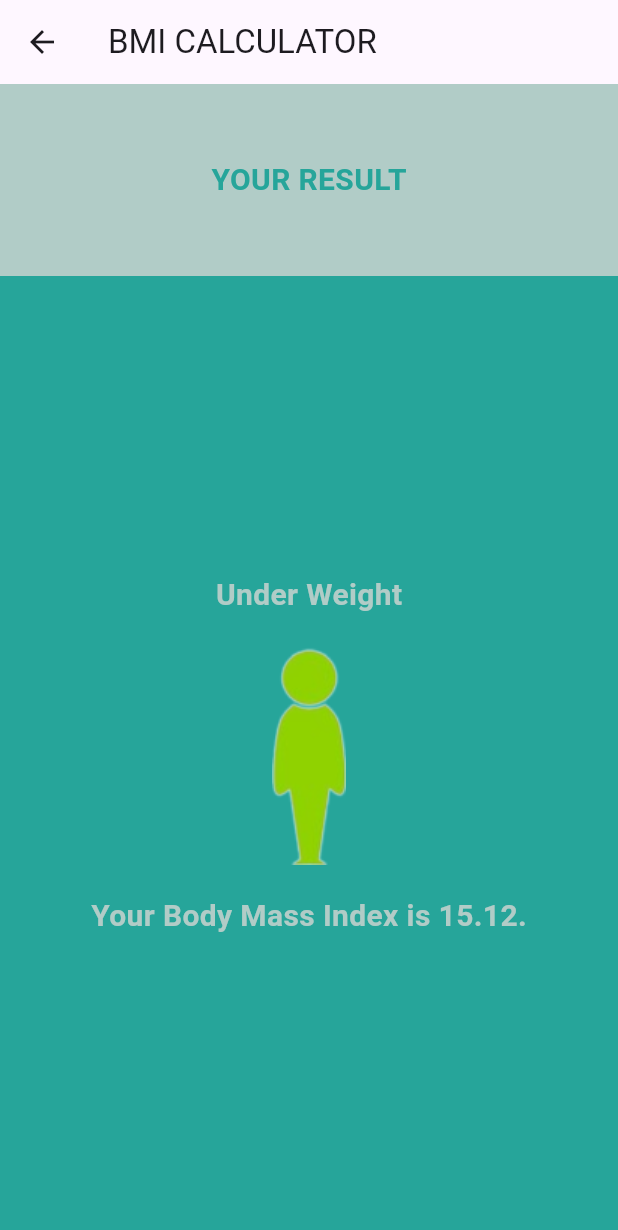
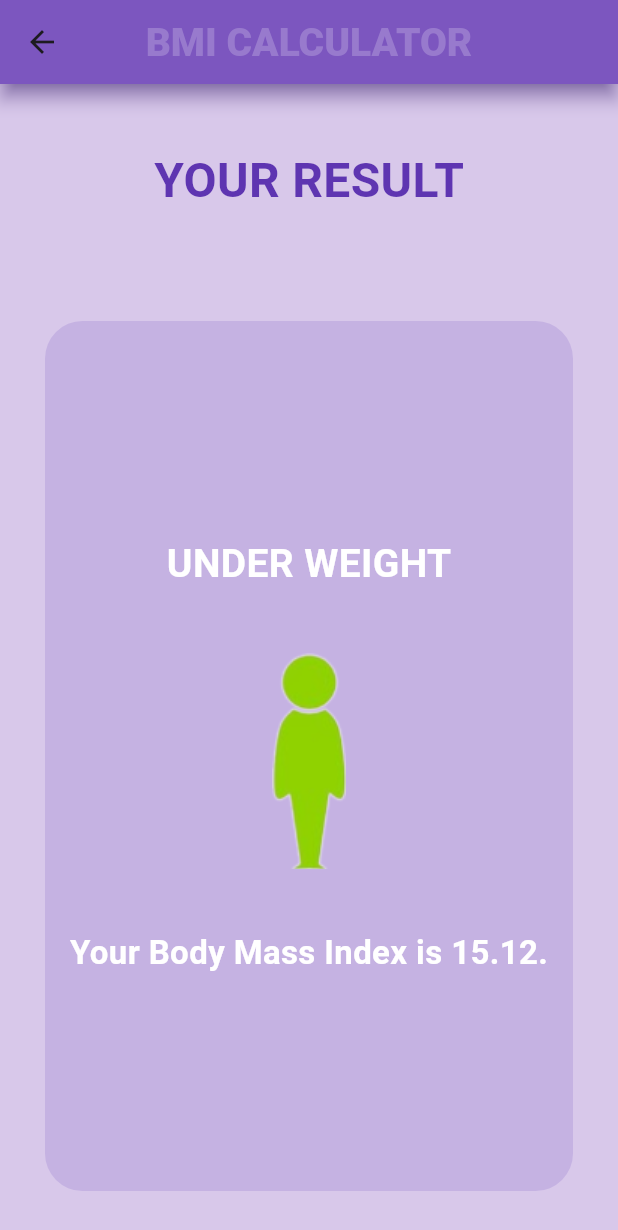
Before and after one commit to idealgeek007/bmi_calc, a Flutter app: the screen it shows after launch, after a tap on "Calculate BMI", on a phone screen of 412 x 824 dp. Shown: the top 1230 px of the screen. Run offline on Flutter 3.47's test engine with Material 3 defaults, Android fonts, the phone set to English and light mode, and no system bars; our stand-ins replace font_awesome_flutter.

Commit message:
Final UI changes

```diff
--- a/lib/constants.dart
+++ b/lib/constants.dart
@@ -1,12 +1,6 @@
 import 'package:flutter/material.dart';
 
 const kBottomBarHeight = 60.0;
-Color kActivecolor = const Color(0xff26a59a);
-Color kInactivecolor = const Color(0xff324b47);
-
-Color kBgcolor = const Color(0xffb1ccc7);
-
-Color kOverlayColor = Color(0x83FFFFFF);
 
 int age = 18;
 int height = 180;
@@ -17,8 +11,8 @@ var wtname;
 const kLabelTextStyle = TextStyle(
   fontSize: 20.0,
   fontWeight: FontWeight.bold,
-  color: Color(0xffb1ccc7),
+  color: Colors.white,
 );
 
-const kBoldNumbersStyle =
-    TextStyle(fontSize: 50.0, color: Colors.red, fontWeight: FontWeight.w900);
+const kBoldNumbersStyle = TextStyle(
+    fontSize: 50.0, color: Color(0xff5e35b1), fontWeight: FontWeight.w900);
--- a/lib/icon_content.dart
+++ b/lib/icon_content.dart
@@ -24,7 +24,7 @@ class IconContent extends StatelessWidget {
         ),
         Text(
           label,
-          style: kLabelTextStyle,
+          style: kLabelTextStyle.copyWith(color: Colors.white),
         )
       ],
     );
--- a/lib/input_page.dart
+++ b/lib/input_page.dart
@@ -1,4 +1,5 @@
 import 'package:bmi_calc/result_page.dart';
+import 'package:bmi_calc/theme/theme.dart';
 import 'package:flutter/material.dart';
 import 'package:font_awesome_flutter/font_awesome_flutter.dart';
 import 'icon_content.dart';
@@ -19,9 +20,7 @@ class _InputPageState extends State<InputPage> {
 
   @override
   Widget build(BuildContext context) {
-    return SafeArea(
-      child: Scaffold(
-        backgroundColor: kBgcolor,
+    return Scaffold(
       appBar: AppBar(
         title: const Text('BMI CALCULATOR'),
       ),
@@ -102,12 +101,12 @@ class _InputPageState extends State<InputPage> {
                   SliderTheme(
                     data: SliderTheme.of(context).copyWith(
                         thumbColor: Colors.red,
-                          activeTrackColor: kActivecolor,
+                        activeTrackColor: Colors.red,
                         overlayColor: kOverlayColor,
                         thumbShape: const RoundSliderThumbShape(
                             enabledThumbRadius: 15.0),
-                          overlayShape: const RoundSliderOverlayShape(
-                              overlayRadius: 20.0)),
+                        overlayShape:
+                            const RoundSliderOverlayShape(overlayRadius: 20.0)),
                     child: Slider(
                       value: height.toDouble(),
                       min: 120,
@@ -245,13 +244,12 @@ class _InputPageState extends State<InputPage> {
                 child: Text(
                   'Calculate BMI',
                   style: kLabelTextStyle.copyWith(
-                        fontSize: 30.0, color: Colors.redAccent),
+                      fontSize: 30.0, color: kActivecolor),
                 ),
               ),
             ),
           )
         ],
-        ),
       ),
     );
   }
@@ -283,7 +281,10 @@ class RoundIconButton extends StatelessWidget {
       highlightElevation: 10.0,
       fillColor: kBgcolor,
       splashColor: Colors.red,
-      child: Icon(icon),
+      child: Icon(
+        icon,
+        color: Colors.redAccent,
+      ),
     );
   }
 }
--- a/lib/result_page.dart
+++ b/lib/result_page.dart
@@ -1,4 +1,5 @@
 import 'package:bmi_calc/constants.dart';
+import 'package:bmi_calc/theme/theme.dart';
 
 import 'package:flutter/material.dart';
 
@@ -8,7 +9,6 @@ class ResultPage extends StatelessWidget {
   @override
   Widget build(BuildContext context) {
     return Scaffold(
-      backgroundColor: kBgcolor,
       appBar: AppBar(
         title: const Text('BMI CALCULATOR'),
       ),
@@ -17,33 +17,38 @@ class ResultPage extends StatelessWidget {
         crossAxisAlignment: CrossAxisAlignment.center,
         children: <Widget>[
           Expanded(
+            flex: 1,
             child: Center(
               child: Text(
                 'YOUR RESULT',
-                style: kLabelTextStyle.copyWith(color: kActivecolor),
+                style: kLabelTextStyle.copyWith(
+                    color: kActivecolor, fontSize: 32.0),
               ),
             ),
-            flex: 1,
           ),
           Expanded(
             flex: 5,
             child: Container(
-              color: kActivecolor,
+              margin: const EdgeInsets.all(30.0),
+              decoration: BoxDecoration(
+                borderRadius: BorderRadius.circular(25.0),
+                color: kOverlayColor,
+              ),
               child: Column(
                 crossAxisAlignment: CrossAxisAlignment.center,
                 mainAxisAlignment: MainAxisAlignment.center,
                 children: [
                   Text(
                     '$wtname',
-                    style: kLabelTextStyle.copyWith(color: kBgcolor),
+                    style: kLabelTextStyle.copyWith(fontSize: 26.0),
                   ),
-                  const SizedBox(height: 20.0),
+                  const SizedBox(height: 40.0),
                   Image.asset('assets/images/$imgname.png'),
-                  const SizedBox(height: 20.0),
+                  const SizedBox(height: 40.0),
                   Center(
                     child: Text(
                       'Your Body Mass Index is $bmi.',
-                      style: kLabelTextStyle.copyWith(color: kBgcolor),
+                      style: kLabelTextStyle.copyWith(fontSize: 22.0),
                     ),
                   )
                 ],
@@ -60,19 +65,19 @@ getiamge(bmi) {
   switch (bmi) {
     case <= 18.5:
       imgname = 'underwt';
-      wtname = 'Under Weight';
+      wtname = 'UNDER WEIGHT';
     case >= 18.5 && < 25:
       imgname = 'normalwt';
-      wtname = 'Normal Weight';
+      wtname = 'NORMAL WEIGHT';
     case >= 25 && < 30:
       imgname = 'overwt';
-      wtname = 'Over Weight';
+      wtname = 'OVER WEIGHT';
     case >= 30 && < 35:
       imgname = 'obese';
-      wtname = 'Obese';
+      wtname = 'OBESE';
     case >= 35:
       imgname = 'extremelyobese';
-      wtname = 'Extremely Obese';
+      wtname = 'EXTREMELY OBESE';
     default:
       break;
   }
--- a/lib/theme/theme.dart
+++ b/lib/theme/theme.dart
@@ -1,13 +1,44 @@
 import 'package:flutter/material.dart';
+
+Color kActivecolor = const Color(0xff5E35B1);
+Color kInactivecolor = const Color(0xff9575CD);
+Color kBgcolor = const Color(0xffEDE7F6);
+Color kOverlayColor = Color(0x83B39DDB);
 
 class BmiTheme {
   BmiTheme._();
 
-  static ThemeData lightTheme =
-      ThemeData(useMaterial3: true, brightness: Brightness.light);
+  static ThemeData lightTheme = ThemeData(
+      useMaterial3: true,
+      primaryColor: kActivecolor,
+      brightness: Brightness.light,
+      appBarTheme: AppBarTheme(
+        color: Color(0xff7e57c2),
+        centerTitle: true,
+        elevation: 5.0,
+        shadowColor: kActivecolor,
+        titleTextStyle: TextStyle(
+          color: kOverlayColor,
+          fontWeight: FontWeight.w900,
+          fontSize: 26.0,
+        ),
+      ),
+      scaffoldBackgroundColor: Color(0xffd8c8ea));
 
   static ThemeData darkTheme = ThemeData(
     useMaterial3: true,
     brightness: Brightness.dark,
+    scaffoldBackgroundColor: Color(0xff421d79),
+    appBarTheme: AppBarTheme(
+      color: Color(0xff7e57c2),
+      centerTitle: true,
+      elevation: 5.0,
+      shadowColor: kActivecolor,
+      titleTextStyle: TextStyle(
+        color: Color(0xff5E35B1),
+        fontWeight: FontWeight.w900,
+        fontSize: 26.0,
+      ),
+    ),
   );
 }
```
Lines whose indentation alone changed are shown as unchanged.
